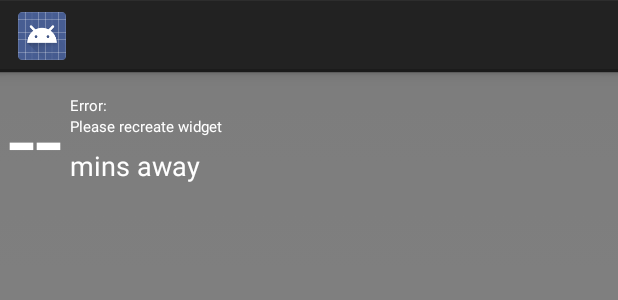
After one commit to shyamu/TransLoc-Android-Widget, an Android app: the layout widget_layout_three.xml on its own in the app's theme, with its tools: preview values and no code run, on a phone screen of 412 x 824 dp. The commit adds this screen. Shown: the top 300 px of the screen. Run offline under Robolectric (Android 15) with nearby library versions, the phone set to English and light mode, and no system bars.

Commit message:
widget layout changes as size changes

```diff
--- /dev/null
+++ b/TransLocWidget/TransLocWidget/src/main/res/layout/widget_layout_three.xml
@@ -0,0 +1,57 @@
+<?xml version="1.0" encoding="utf-8"?>
+<RelativeLayout xmlns:android="http://schemas.android.com/apk/res/android"
+    xmlns:tools="http://schemas.android.com/tools"
+    android:layout_width="fill_parent"
+    android:layout_height="fill_parent"
+    android:padding="@dimen/widget_margin"
+    android:clickable="false"
+    android:background="#77010101"
+    android:id="@+id/rlWidgetLayoutThree">
+
+    <TextView
+        android:id="@+id/tvRoute"
+        android:layout_width="wrap_content"
+        android:layout_height="wrap_content"
+        android:textSize="10sp"
+        android:text="Error:"
+        android:textColor="#ffffff"
+        android:layout_toRightOf="@+id/tvRemainingTime"
+        android:layout_marginTop="15dp"
+        android:layout_marginLeft="5dp"/>
+
+    <TextView
+        android:id="@+id/tvRemainingTime"
+        android:layout_width="wrap_content"
+        android:layout_height="wrap_content"
+        android:text="--"
+        android:textSize="65sp"
+        android:layout_alignParentStart="false"
+        android:layout_alignParentEnd="false"
+        android:textColor="#ffffff"
+        android:layout_alignParentTop="true"
+        android:layout_alignParentLeft="true"
+        android:layout_marginLeft="5dp"/>
+
+    <TextView
+        android:id="@+id/tvStop"
+        android:layout_width="wrap_content"
+        android:layout_height="wrap_content"
+        android:textSize="10sp"
+        android:text="Please recreate widget"
+        android:textColor="#ffffff"
+        android:layout_below="@+id/tvRoute"
+        android:layout_alignLeft="@+id/tvRoute"/>
+
+    <TextView
+        android:layout_width="wrap_content"
+        android:layout_height="wrap_content"
+        android:text="mins away"
+        android:textSize="18sp"
+        android:id="@+id/tvMins"
+        android:layout_alignBaseline="@+id/tvRemainingTime"
+        android:layout_alignBottom="@+id/tvRoute"
+        android:layout_toRightOf="@+id/tvRemainingTime"
+        android:textColor="#ffffff"
+        android:layout_marginLeft="5dp"/>
+
+</RelativeLayout>
--- a/TransLocWidget/TransLocWidget/src/main/res/xml/widget_info.xml
+++ b/TransLocWidget/TransLocWidget/src/main/res/xml/widget_info.xml
@@ -2,7 +2,10 @@
 <appwidget-provider xmlns:android="http://schemas.android.com/apk/res/android"
     android:minWidth="180dp"
     android:minHeight="40dp"
+    android:minResizeHeight="40dp"
+    android:minResizeWidth="40dp"
     android:initialLayout="@layout/widget_layout"
     android:configure="com.shyamu.translocwidget.WidgetConfigurationActivity"
-    android:resizeMode="horizontal|vertical">
+    android:resizeMode="horizontal|vertical"
+    android:widgetCategory="keyguard|home_screen">
 </appwidget-provider>
```
Also changed, not shown: TransLocWidget/TransLocWidget/src/main/java/com/shyamu/translocwidget/TransLocWidgetProvider.java (+74 -2 lines), TransLocWidget/TransLocWidget/src/main/res/layout/widget_layout_one.xml (added, +24 -0 lines), TransLocWidget/TransLocWidget/src/main/res/layout/widget_layout_two.xml (added, +47 -0 lines).
